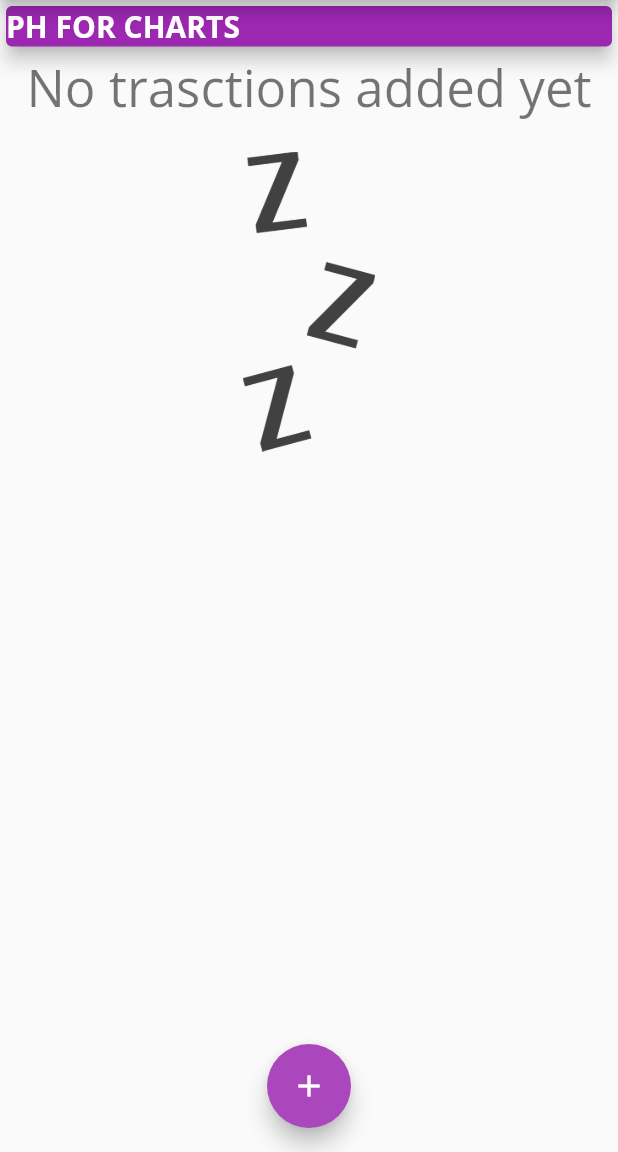
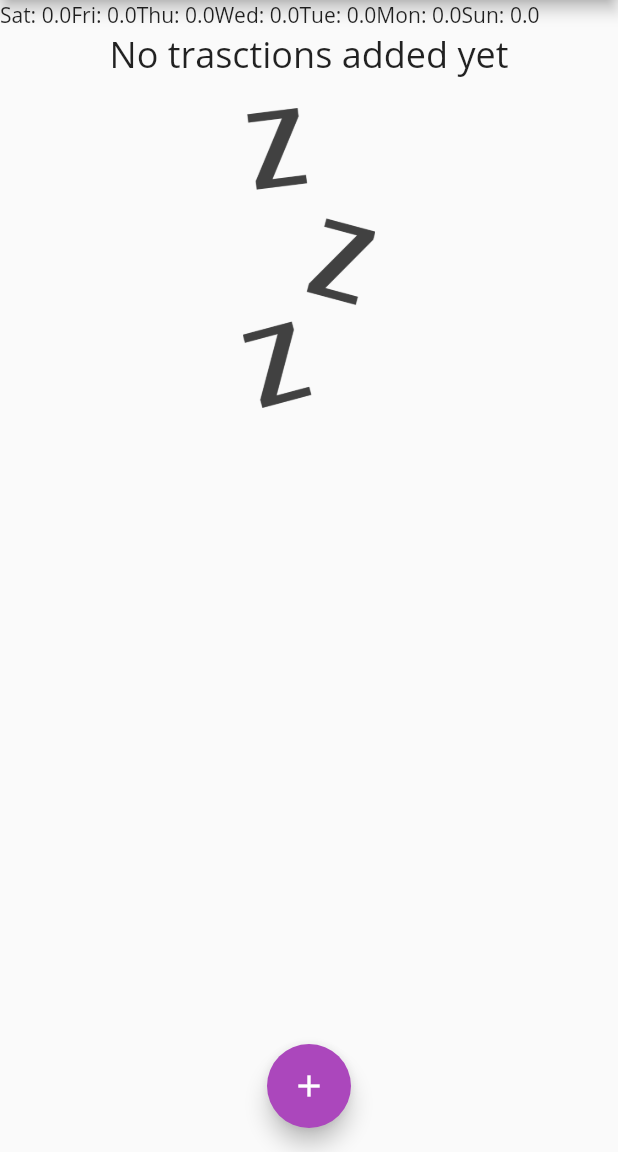
Before and after one commit to mubinbin/expenses_app, a Flutter app: the screen it shows after launch, on a phone screen of 412 x 824 dp, the part 84-1236 px from its top. Run offline on Flutter 3.47's test engine with Material 2 defaults, Android fonts, the phone set to English and light mode, and no system bars.

Commit message:
added list map for char bar data

```diff
--- /dev/null
+++ b/lib/widgets/chart.dart
@@ -0,0 +1,38 @@
+import 'package:flutter/material.dart';
+import 'package:intl/intl.dart';
+import '../models/trasaction.dart';
+
+class Chart extends StatelessWidget {
+  final List<Transaction>? recentTransactions;
+
+  const Chart({Key? key, required this.recentTransactions}) : super(key: key);
+
+  List<Map<String, Object>> get groupedTranscations =>
+      List.generate(7, (index) {
+        final weekDay = DateTime.now().subtract(Duration(days: index));
+        double spandTotal = 0.0;
+
+        for (int i = 0; i < recentTransactions!.length; i++) {
+          if (recentTransactions![i].date.day == weekDay.day &&
+              recentTransactions![i].date.month == weekDay.month &&
+              recentTransactions![i].date.year == weekDay.year &&
+              recentTransactions != null) {
+            spandTotal += recentTransactions![i].amount;
+          }
+        }
+
+        return {"day": DateFormat.E().format(weekDay), "amount": spandTotal};
+      });
+
+  @override
+  Widget build(BuildContext context) {
+    return Row(
+      children: groupedTranscations
+          .map(
+            (m) => Text(
+                '${m['day']}: ${(m['amount'] as double) * 100.truncateToDouble() / 100}'),
+          )
+          .toList(),
+    );
+  }
+}
--- a/lib/widgets/home.dart
+++ b/lib/widgets/home.dart
@@ -2,6 +2,7 @@ import 'package:flutter/material.dart';
 import './transaction_list.dart';
 import './new_transaction.dart';
 import '../models/trasaction.dart';
+import './chart.dart';
 
 class MyHomePage extends StatefulWidget {
   const MyHomePage({Key? key}) : super(key: key);
@@ -31,6 +32,13 @@ class _MyHomePageState extends State<MyHomePage> {
     //   date: DateTime.now(),
     // ),
   ];
+
+  List<Transaction> get _recentTransactions {
+    return _userTransactions
+        .where((element) => element.date
+            .isAfter(DateTime.now().subtract(const Duration(days: 7))))
+        .toList();
+  }
 
   void _addNewTransaction(String title, double amount) {
     if (title.isEmpty || amount <= 0) {
@@ -76,17 +84,7 @@ class _MyHomePageState extends State<MyHomePage> {
         child: Column(
           crossAxisAlignment: CrossAxisAlignment.stretch,
           children: <Widget>[
-            SizedBox(
-              child: Card(
-                child: Text(
-                  "PH FOR CHARTS",
-                  style: Theme.of(context).textTheme.headline6,
-                ),
-                elevation: 5,
-                color: Theme.of(context).primaryColor,
-              ),
-              width: double.infinity,
-            ),
+            Chart(recentTransactions: _recentTransactions),
             TransactionList(userTransactions: _userTransactions),
           ],
         ),
--- a/lib/widgets/transaction_list.dart
+++ b/lib/widgets/transaction_list.dart
@@ -17,7 +17,7 @@ class TransactionList extends StatelessWidget {
               children: <Widget>[
                 Text(
                   'No trasctions added yet',
-                  style: Theme.of(context).textTheme.headline4,
+                  style: Theme.of(context).textTheme.headline5,
                 ),
                 const SizedBox(height: 20),
                 SizedBox(
```
